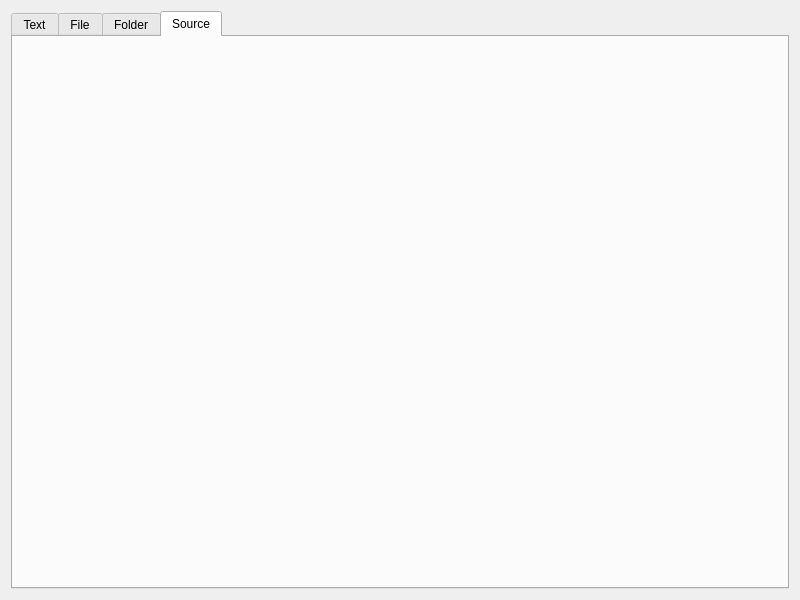
thuleqaid/pytools, file py3scripts/Demo/ToolBox/toolbox.ui: the form before one commit.
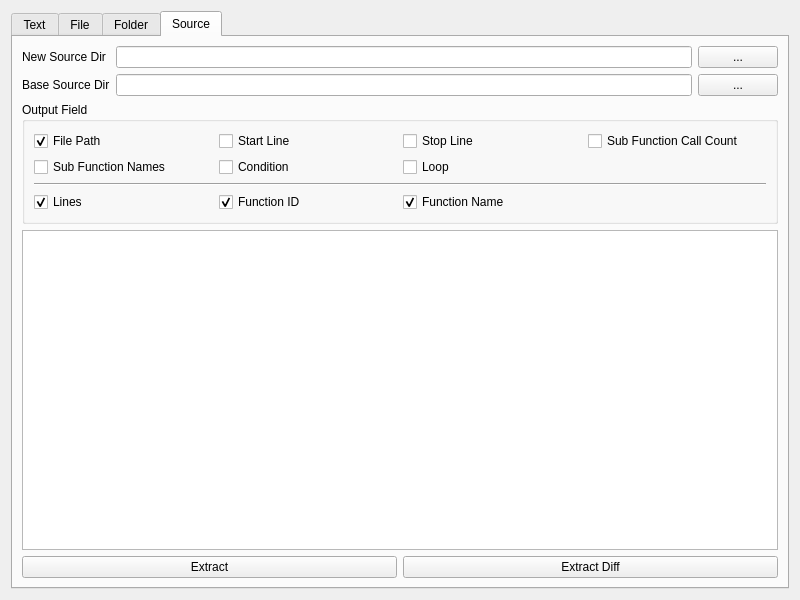
The form after the commit. The open tabs and pages were chosen to show the change. Custom widgets are drawn as their Qt base class.

The edit to the form file:
```diff
--- a/py3scripts/Demo/ToolBox/toolbox.ui
+++ b/py3scripts/Demo/ToolBox/toolbox.ui
@@ -235,6 +235,173 @@
       <attribute name="title">
        <string>Source</string>
       </attribute>
+      <layout class="QGridLayout" name="gridLayout_4">
+       <item row="4" column="0" colspan="3">
+        <layout class="QHBoxLayout" name="horizontalLayout_5">
+         <item>
+          <widget class="QPushButton" name="btnExtractFunc">
+           <property name="text">
+            <string>Extract</string>
+           </property>
+          </widget>
+         </item>
+         <item>
+          <widget class="QPushButton" name="btnExtractFuncDiff">
+           <property name="text">
+            <string>Extract Diff</string>
+           </property>
+          </widget>
+         </item>
+        </layout>
+       </item>
+       <item row="2" column="0" colspan="3">
+        <widget class="QGroupBox" name="groupBox_2">
+         <property name="title">
+          <string>Output Field</string>
+         </property>
+         <layout class="QGridLayout" name="gridLayout_3">
+          <item row="3" column="0">
+           <widget class="QCheckBox" name="checkLines">
+            <property name="text">
+             <string>Lines</string>
+            </property>
+            <property name="checked">
+             <bool>true</bool>
+            </property>
+           </widget>
+          </item>
+          <item row="0" column="1">
+           <widget class="QCheckBox" name="checkStartline">
+            <property name="text">
+             <string>Start Line</string>
+            </property>
+           </widget>
+          </item>
+          <item row="3" column="2">
+           <widget class="QCheckBox" name="checkFuncName">
+            <property name="text">
+             <string>Function Name</string>
+            </property>
+            <property name="checked">
+             <bool>true</bool>
+            </property>
+           </widget>
+          </item>
+          <item row="3" column="1">
+           <widget class="QCheckBox" name="checkFuncID">
+            <property name="text">
+             <string>Function ID</string>
+            </property>
+            <property name="checked">
+             <bool>true</bool>
+            </property>
+           </widget>
+          </item>
+          <item row="0" column="2">
+           <widget class="QCheckBox" name="checkStopline">
+            <property name="text">
+             <string>Stop Line</string>
+            </property>
+           </widget>
+          </item>
+          <item row="0" column="0">
+           <widget class="QCheckBox" name="checkFilePath">
+            <property name="text">
+             <string>File Path</string>
+            </property>
+            <property name="checked">
+             <bool>true</bool>
+            </property>
+           </widget>
+          </item>
+          <item row="2" column="0" colspan="4">
+           <widget class="Line" name="line">
+            <property name="orientation">
+             <enum>Qt::Horizontal</enum>
+            </property>
+           </widget>
+          </item>
+          <item row="1" column="1">
+           <widget class="QCheckBox" name="checkCondition">
+            <property name="text">
+             <string>Condition</string>
+            </property>
+           </widget>
+          </item>
+          <item row="1" column="2">
+           <widget class="QCheckBox" name="checkLoop">
+            <property name="text">
+             <string>Loop</string>
+            </property>
+           </widget>
+          </item>
+          <item row="0" column="3">
+           <widget class="QCheckBox" name="checkSubFuncCount">
+            <property name="text">
+             <string>Sub Function Call Count</string>
+            </property>
+            <property name="checked">
+             <bool>false</bool>
+            </property>
+           </widget>
+          </item>
+          <item row="1" column="0">
+           <widget class="QCheckBox" name="checkSubFuncName">
+            <property name="text">
+             <string>Sub Function Names</string>
+            </property>
+            <property name="checked">
+             <bool>false</bool>
+            </property>
+           </widget>
+          </item>
+         </layout>
+        </widget>
+       </item>
+       <item row="1" column="2">
+        <widget class="QPushButton" name="btnBaseSource">
+         <property name="text">
+          <string>...</string>
+         </property>
+        </widget>
+       </item>
+       <item row="1" column="1">
+        <widget class="DropEdit" name="editBaseSource"/>
+       </item>
+       <item row="1" column="0">
+        <widget class="QLabel" name="label_8">
+         <property name="text">
+          <string>Base Source Dir</string>
+         </property>
+         <property name="buddy">
+          <cstring>editBaseSource</cstring>
+         </property>
+        </widget>
+       </item>
+       <item row="0" column="2">
+        <widget class="QPushButton" name="btnNewSource">
+         <property name="text">
+          <string>...</string>
+         </property>
+        </widget>
+       </item>
+       <item row="0" column="1">
+        <widget class="DropEdit" name="editNewSource"/>
+       </item>
+       <item row="0" column="0">
+        <widget class="QLabel" name="label_7">
+         <property name="text">
+          <string>New Source Dir</string>
+         </property>
+         <property name="buddy">
+          <cstring>editNewSource</cstring>
+         </property>
+        </widget>
+       </item>
+       <item row="3" column="0" colspan="3">
+        <widget class="QListWidget" name="listWidget_Source"/>
+       </item>
+      </layout>
      </widget>
     </widget>
    </item>
```
Left out of the diff: 74 changed lines with no effect on the pictures.
